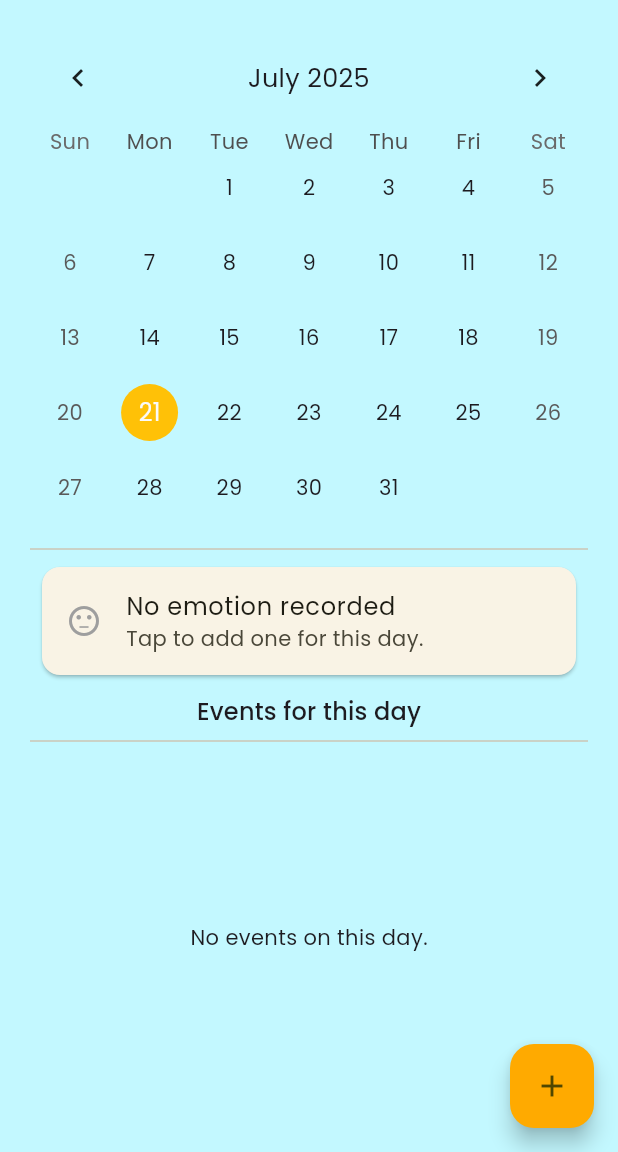
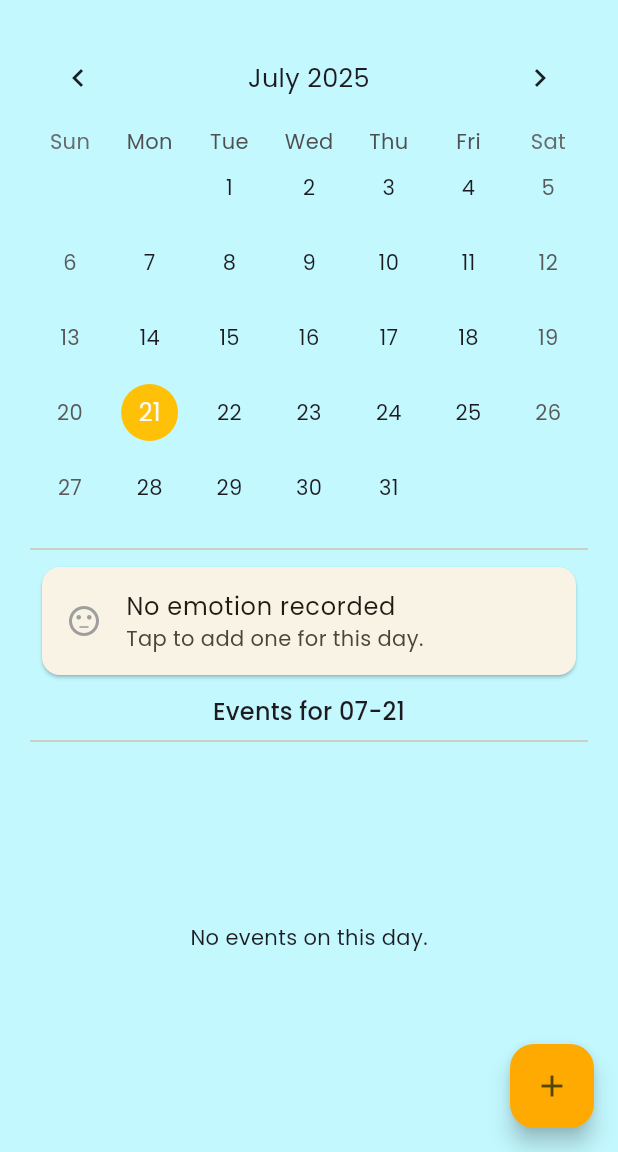
Before and after one commit to ChrisTuck04/OnPAR, a Flutter app: the CalendarPage screen opened directly with empty values, on a phone screen of 412 x 824 dp, the part 84-1236 px from its top. Run offline on Flutter 3.47's test engine with Material 3 defaults, Android fonts, the phone set to English and light mode, and no system bars; drawn by our look-alikes of table_calendar; our stand-ins replace flutter_dotenv, google_fonts, jwt_decoder, logger; network calls fail.

Commit message:
Changed events header to list currently selected date for clarity between pages

```diff
--- a/FlutterApplication/lib/pages/calendar_page.dart
+++ b/FlutterApplication/lib/pages/calendar_page.dart
@@ -296,6 +296,7 @@ class _CalendarPageState extends State<CalendarPage> {
 
   void _submitEmotion({String? id}) async {
     String userIdent = widget.uid;
+
     final emotion = Emotion(
       id: id,
       emotion: _selectedEmotionType?.label ?? 'Neutral',
@@ -754,7 +755,7 @@ class _CalendarPageState extends State<CalendarPage> {
             },
           ),
           const SizedBox(height: 8),
-          Text("Events for this day", style: Theme
+          Text("Events for ${DateFormat('MM-dd').format(_focusedDay)}", style: Theme
               .of(context)
               .textTheme
               .titleMedium),
```
